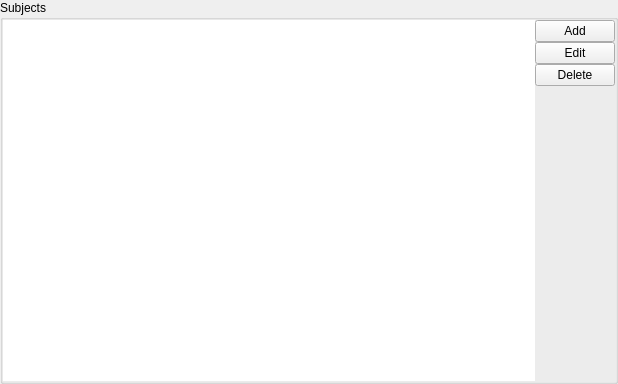
Qt form Orar/OrarApp/SubjectView.ui (alexandrutm/UnivTimetable) before a commit.
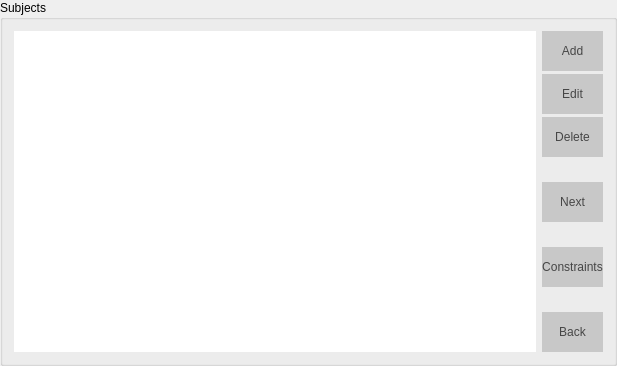
The same form after that commit.

Patch:
```diff
--- a/Orar/OrarApp/SubjectView.ui
+++ b/Orar/OrarApp/SubjectView.ui
@@ -6,8 +6,8 @@
    <rect>
     <x>0</x>
     <y>0</y>
-    <width>618</width>
-    <height>384</height>
+    <width>617</width>
+    <height>366</height>
    </rect>
   </property>
   <property name="windowTitle">
@@ -34,61 +34,131 @@
      <property name="title">
       <string>Subjects</string>
      </property>
-     <layout class="QGridLayout" name="gridLayout_4">
-      <property name="leftMargin">
-       <number>0</number>
-      </property>
-      <property name="topMargin">
-       <number>0</number>
-      </property>
-      <property name="rightMargin">
-       <number>0</number>
-      </property>
-      <property name="bottomMargin">
-       <number>0</number>
-      </property>
-      <property name="spacing">
-       <number>0</number>
-      </property>
-      <item row="0" column="0">
-       <widget class="QListWidget" name="listWidgetSubject">
+     <layout class="QHBoxLayout" name="horizontalLayout">
+      <item>
+       <widget class="QListWidget" name="mList">
         <property name="frameShape">
          <enum>QFrame::NoFrame</enum>
         </property>
        </widget>
       </item>
-      <item row="0" column="1">
-       <layout class="QVBoxLayout" name="verticalLayout_3">
+      <item>
+       <layout class="QVBoxLayout" name="verticalLayout_5">
         <property name="spacing">
-         <number>0</number>
+         <number>3</number>
         </property>
         <item>
-         <layout class="QVBoxLayout" name="verticalLayout_2">
-          <property name="spacing">
-           <number>0</number>
+         <widget class="QPushButton" name="mAdd">
+          <property name="minimumSize">
+           <size>
+            <width>0</width>
+            <height>40</height>
+           </size>
           </property>
-          <item>
-           <widget class="QPushButton" name="Add">
-            <property name="text">
-             <string>Add</string>
-            </property>
-           </widget>
-          </item>
-          <item>
-           <widget class="QPushButton" name="Edit">
-            <property name="text">
-             <string>Edit</string>
-            </property>
-           </widget>
-          </item>
-          <item>
-           <widget class="QPushButton" name="Delete">
-            <property name="text">
-             <string>Delete</string>
-            </property>
-           </widget>
-          </item>
-         </layout>
+          <property name="styleSheet">
+           <string notr="true">QPushButton{
+	font: 75 11pt &quot;Times New Roman&quot;;
+	color: rgb(70, 70, 70);
+	background-color: rgb(200, 200, 200);
+	border: 0px solid;
+}
+
+QPushButton:hover {
+	background-color: rgb(231, 231, 231);
+}</string>
+          </property>
+          <property name="text">
+           <string>Add</string>
+          </property>
+         </widget>
+        </item>
+        <item>
+         <widget class="QPushButton" name="mEdit">
+          <property name="minimumSize">
+           <size>
+            <width>0</width>
+            <height>40</height>
+           </size>
+          </property>
+          <property name="styleSheet">
+           <string notr="true">QPushButton{
+	font: 75 11pt &quot;Times New Roman&quot;;
+	color: rgb(70, 70, 70);
+	background-color: rgb(200, 200, 200);
+	border: 0px solid;
+}
+
+QPushButton:hover {
+	background-color: rgb(231, 231, 231);
+}</string>
+          </property>
+          <property name="text">
+           <string>Edit</string>
+          </property>
+         </widget>
+        </item>
+        <item>
+         <widget class="QPushButton" name="mDelete">
+          <property name="minimumSize">
+           <size>
+            <width>0</width>
+            <height>40</height>
+           </size>
+          </property>
+          <property name="styleSheet">
+           <string notr="true">QPushButton{
+	font: 75 11pt &quot;Times New Roman&quot;;
+	color: rgb(70, 70, 70);
+	background-color: rgb(200, 200, 200);
+	border: 0px solid;
+}
+
+QPushButton:hover {
+	background-color: rgb(231, 231, 231);
+}</string>
+          </property>
+          <property name="text">
+           <string>Delete</string>
+          </property>
+         </widget>
+        </item>
+        <item>
+         <spacer name="verticalSpacer_3">
+          <property name="orientation">
+           <enum>Qt::Vertical</enum>
+          </property>
+          <property name="sizeHint" stdset="0">
+           <size>
+            <width>20</width>
+            <height>40</height>
+           </size>
+          </property>
+         </spacer>
+        </item>
+        <item>
+         <widget class="QPushButton" name="mNext">
+          <property name="minimumSize">
+           <size>
+            <width>0</width>
+            <height>40</height>
+           </size>
+          </property>
+          <property name="styleSheet">
+           <string notr="true">QPushButton{
+	font: 75 11pt &quot;Times New Roman&quot;;
+	color: rgb(70, 70, 70);
+	background-color: rgb(200, 200, 200);
+	border: 0px solid;
+}
+
+QPushButton:hover {
+	background-color: rgb(231, 231, 231);
+}</string>
+          </property>
+          <property name="text">
+           <string>Next</string>
+          </property>
+         </widget>
         </item>
         <item>
          <spacer name="verticalSpacer">
@@ -103,6 +173,69 @@
           </property>
          </spacer>
         </item>
+        <item>
+         <widget class="QPushButton" name="mConstraints">
+          <property name="minimumSize">
+           <size>
+            <width>0</width>
+            <height>40</height>
+           </size>
+          </property>
+          <property name="styleSheet">
+           <string notr="true">QPushButton{
+	font: 75 11pt &quot;Times New Roman&quot;;
+	color: rgb(70, 70, 70);
+	background-color: rgb(200, 200, 200);
+	border: 0px solid;
+}
+
+QPushButton:hover {
+	background-color: rgb(231, 231, 231);
+}</string>
+          </property>
+          <property name="text">
+           <string>Constraints</string>
+          </property>
+         </widget>
+        </item>
+        <item>
+         <spacer name="verticalSpacer_2">
+          <property name="orientation">
+           <enum>Qt::Vertical</enum>
+          </property>
+          <property name="sizeHint" stdset="0">
+           <size>
+            <width>20</width>
+            <height>40</height>
+           </size>
+          </property>
+         </spacer>
+        </item>
+        <item>
+         <widget class="QPushButton" name="mBack">
+          <property name="minimumSize">
+           <size>
+            <width>0</width>
+            <height>40</height>
+           </size>
+          </property>
+          <property name="styleSheet">
+           <string notr="true">QPushButton{
+	font: 75 11pt &quot;Times New Roman&quot;;
+	color: rgb(70, 70, 70);
+	background-color: rgb(200, 200, 200);
+	border: 0px solid;
+}
+
+QPushButton:hover {
+	background-color: rgb(231, 231, 231);
+}</string>
+          </property>
+          <property name="text">
+           <string>Back</string>
+          </property>
+         </widget>
+        </item>
        </layout>
       </item>
      </layout>
```
